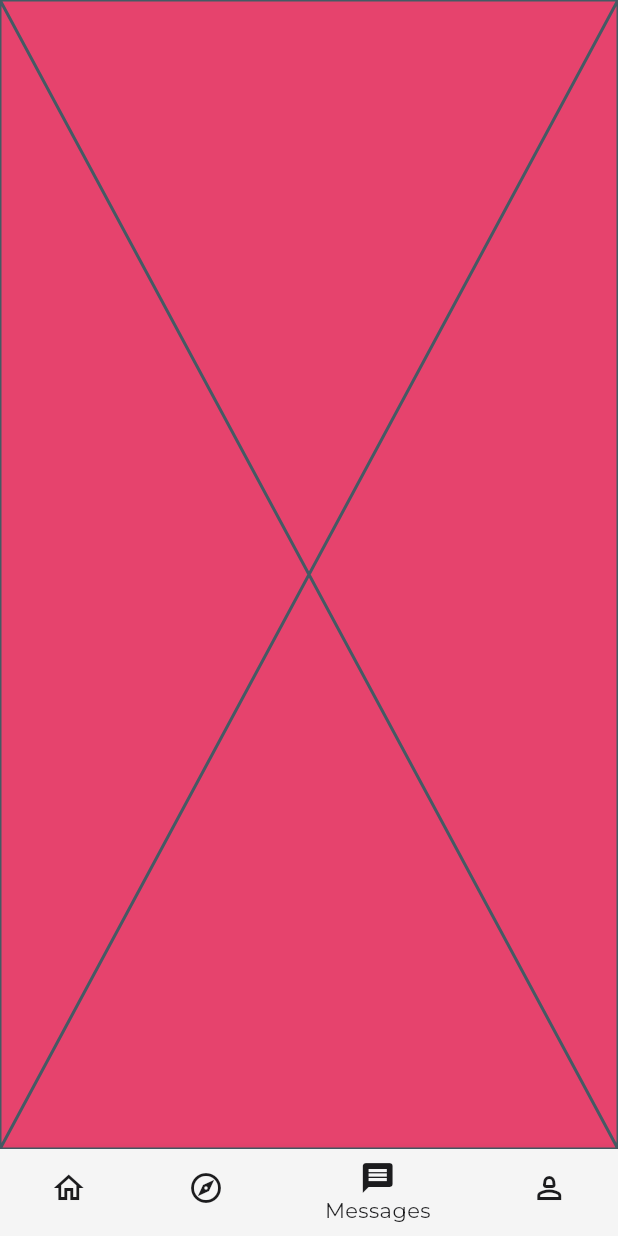
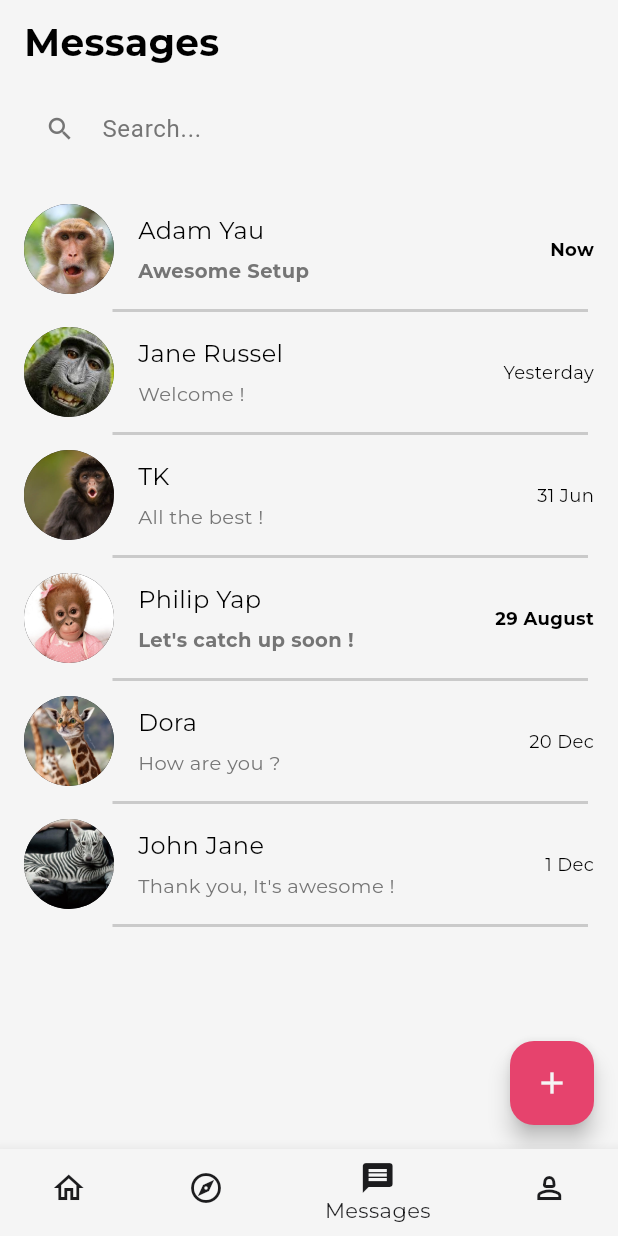
Before and after one commit to 1Tanmay6/sparkathon-app, a Flutter app: the BottomNavBarScreen screen opened directly, item 3 of the bottom bar chosen, on a phone screen of 412 x 824 dp. Run offline on Flutter 3.47's test engine with Material 2 defaults, Android fonts, the phone set to English and light mode, and no system bars; our stand-ins replace firebase_auth, firebase_core, google_sign_in, icons_plus, persistent_bottom_nav_bar_v2, video_player; missing offline and left inert: light_modal_bottom_sheet; accounts and stored records are empty.

Commit message:
Added chat screen

```diff
--- a/lib/main.dart
+++ b/lib/main.dart
@@ -8,6 +8,8 @@ import 'screens/auth_Screen.dart';
 import 'screens/bottomNavBar_Screen.dart';
 import 'providers/auth_provider.dart';
 import '/providers/content_provider.dart';
+import 'screens/chat_home_screen.dart';
+import 'widgets/chat_widget.dart';
 
 void main() async {
   WidgetsFlutterBinding.ensureInitialized();
@@ -34,6 +36,7 @@ class MyApp extends StatelessWidget {
       ],
       child: MaterialApp(
         title: 'Quantum',
+
         theme: ThemeData(
             colorScheme: const ColorScheme(
               brightness: Brightness.dark,
@@ -110,7 +113,8 @@ class MyApp extends StatelessWidget {
         //     },
         //   ),
         // ),
-          home: AuthScreen()),
+        home: const AuthScreen(),
+      ),
     );
   }
 }
--- /dev/null
+++ b/lib/models/chatUser.dart
@@ -0,0 +1,17 @@
+class ChatUsers {
+  String name;
+  String messageText;
+  String imageURL;
+  String time;
+  ChatUsers(
+      {required this.name,
+      required this.messageText,
+      required this.imageURL,
+      required this.time});
+}
+
+class ChatMessage {
+  String messageContent;
+  String messageType;
+  ChatMessage({required this.messageContent, required this.messageType});
+}
--- a/lib/screens/bottomNavBar_Screen.dart
+++ b/lib/screens/bottomNavBar_Screen.dart
@@ -4,7 +4,7 @@ import 'package:animations/animations.dart';
 
 import 'video_feed_Screen.dart';
 import 'Explore_Screen.dart';
-import 'Messages_Screen.dart';
+import 'chat_home_screen.dart';
 import 'Profile_Screen.dart';
 import '../providers/content_provider.dart';
 import '../models/Video.dart';
@@ -58,7 +58,7 @@ class _BottomNavBarScreenState extends State<BottomNavBarScreen> {
         },
       ),
       const ExploreScreen(),
-      const MessasgesScreen(),
+      const ChatHomeScreen(),
       const ProfileScreen(),
     ];
 
--- /dev/null
+++ b/lib/screens/chat_home_screen.dart
@@ -0,0 +1,149 @@
+import 'package:flutter/material.dart';
+import 'package:sparkathon/widgets/chat_widget.dart';
+
+import '../widgets/conversation_widget.dart';
+
+import '../models/chatUser.dart';
+
+class ChatHomeScreen extends StatelessWidget {
+  const ChatHomeScreen({super.key});
+
+  @override
+  Widget build(BuildContext context) {
+    final colorScheme = Theme.of(context).colorScheme;
+    final textTheme = Theme.of(context).textTheme;
+
+    return Scaffold(
+      floatingActionButton: FloatingActionButton(
+        backgroundColor: colorScheme.surface,
+        onPressed: () {},
+        child: Icon(
+          Icons.add,
+          color: colorScheme.onPrimary,
+        ),
+      ),
+      backgroundColor: colorScheme.onPrimary,
+      body: content(colorScheme, textTheme),
+    );
+  }
+
+  Widget content(colorScheme, textTheme) {
+    List<ChatUsers> chatUsers = [
+      ChatUsers(
+        name: "Adam Yau",
+        messageText: "Awesome Setup",
+        imageURL: "lib/assets/images/user1.png",
+        time: "Now",
+      ),
+      ChatUsers(
+        name: "Jane Russel",
+        messageText: "Welcome !",
+        imageURL: "lib/assets/images/user2.png",
+        time: "Yesterday",
+      ),
+      ChatUsers(
+        name: "TK",
+        messageText: "All the best !",
+        imageURL: "lib/assets/images/user3.png",
+        time: "31 Jun",
+      ),
+      ChatUsers(
+        name: "Philip Yap",
+        messageText: "Let's catch up soon !",
+        imageURL: "lib/assets/images/user4.png",
+        time: "29 August",
+      ),
+      ChatUsers(
+        name: "Dora",
+        messageText: "How are you ?",
+        imageURL: "lib/assets/images/user5.png",
+        time: "20 Dec",
+      ),
+      ChatUsers(
+        name: "John Jane",
+        messageText: "Thank you, It's awesome !",
+        imageURL: "lib/assets/images/user6.png",
+        time: "1 Dec",
+      )
+    ];
+    return SingleChildScrollView(
+      physics: const BouncingScrollPhysics(),
+      child: Column(
+        children: [
+          const SafeArea(
+            child: Padding(
+              padding: EdgeInsets.only(left: 16, right: 16, top: 10),
+              child: Row(
+                mainAxisAlignment: MainAxisAlignment.spaceBetween,
+                children: [
+                  Text(
+                    "Messages",
+                    style: TextStyle(
+                      fontSize: 25,
+                      fontWeight: FontWeight.bold,
+                    ),
+                  ),
+                ],
+              ),
+            ),
+          ),
+          Padding(
+            padding: const EdgeInsets.only(left: 16, top: 16, right: 16),
+            child: TextField(
+              decoration: InputDecoration(
+                hintText: "Search...",
+                hintStyle: TextStyle(color: Colors.grey.shade600),
+                prefixIcon: Icon(
+                  Icons.search,
+                  color: Colors.grey.shade600,
+                  size: 20,
+                ),
+                focusedBorder: OutlineInputBorder(
+                    borderRadius: BorderRadius.circular(10),
+                    borderSide: BorderSide(
+                        color: colorScheme.primary.withOpacity(0.5))),
+                contentPadding: const EdgeInsets.all(8),
+                enabledBorder: OutlineInputBorder(
+                    borderRadius: BorderRadius.circular(10),
+                    borderSide: BorderSide(color: Colors.grey.shade100)),
+              ),
+            ),
+          ),
+          ListView.builder(
+            itemCount: chatUsers.length,
+            shrinkWrap: true,
+            padding: const EdgeInsets.only(top: 16),
+            physics: const NeverScrollableScrollPhysics(),
+            itemBuilder: ((context, index) {
+              return GestureDetector(
+                onTap: (() => Navigator.push(
+                    context,
+                    MaterialPageRoute(
+                      builder: (context) => Chat(),
+                    ))),
+                child: Column(
+                  children: [
+                    ConversationList(
+                        name: chatUsers[index].name,
+                        messageText: chatUsers[index].messageText,
+                        imageURL: chatUsers[index].imageURL,
+                        isMessageRead:
+                            (index == 0 || index == 3) ? true : false,
+                        time: chatUsers[index].time),
+                    Divider(
+                      height: 2,
+                      thickness: 2,
+                      indent: 75,
+                      endIndent: 20,
+                      color: colorScheme.primary.withOpacity(0.2),
+                    )
+                  ],
+                ),
+              );
+            }),
+          ),
+        ],
+      ),
+    );
+  }
+}
--- /dev/null
+++ b/lib/widgets/conversation_widget.dart
@@ -0,0 +1,85 @@
+// ignore_for_file: must_be_immutable
+
+import 'package:flutter/material.dart';
+
+class ConversationList extends StatefulWidget {
+  String name;
+  String messageText;
+  String imageURL;
+  String time;
+  bool isMessageRead;
+  ConversationList(
+      {super.key,
+      required this.name,
+      required this.messageText,
+      required this.imageURL,
+      required this.isMessageRead,
+      required this.time});
+
+  @override
+  State<ConversationList> createState() => _ConversationListState();
+}
+
+class _ConversationListState extends State<ConversationList> {
+  @override
+  Widget build(BuildContext context) {
+    return Container(
+      padding: const EdgeInsets.only(
+        left: 16,
+        right: 16,
+        top: 10,
+        bottom: 10,
+      ),
+      child: Row(
+        children: [
+          Expanded(
+            child: Row(
+              children: [
+                CircleAvatar(
+                  backgroundImage: AssetImage(widget.imageURL),
+                  maxRadius: 30,
+                ),
+                const SizedBox(
+                  width: 16,
+                ),
+                Expanded(
+                    child: Container(
+                  color: Colors.transparent,
+                  child: Column(
+                    crossAxisAlignment: CrossAxisAlignment.start,
+                    children: [
+                      Text(
+                        widget.name,
+                        style: const TextStyle(fontSize: 16),
+                      ),
+                      const SizedBox(
+                        height: 6,
+                      ),
+                      Text(
+                        widget.messageText,
+                        style: TextStyle(
+                            fontSize: 13,
+                            color: Colors.grey.shade600,
+                            fontWeight: widget.isMessageRead
+                                ? FontWeight.bold
+                                : FontWeight.normal),
+                      )
+                    ],
+                  ),
+                ))
+              ],
+            ),
+          ),
+          Text(
+            widget.time,
+            style: TextStyle(
+              fontSize: 12,
+              fontWeight:
+                  widget.isMessageRead ? FontWeight.bold : FontWeight.normal,
+            ),
+          )
+        ],
+      ),
+    );
+  }
+}
```
Also changed, not shown: lib/screens/Profile_Screen.dart (+20 -12 lines), lib/widgets/chat_widget.dart (added, +228 -0 lines), pubspec.yaml (+3 -12 lines), lib/assets/images/chat_bg.png (added), lib/assets/images/user1.png (added), lib/assets/images/user2.png (added), lib/assets/images/user3.png (added), lib/assets/images/user4.png (added), lib/assets/images/user5.png (added), lib/assets/images/user6.png (added). Lines whose indentation alone changed are shown as unchanged.
